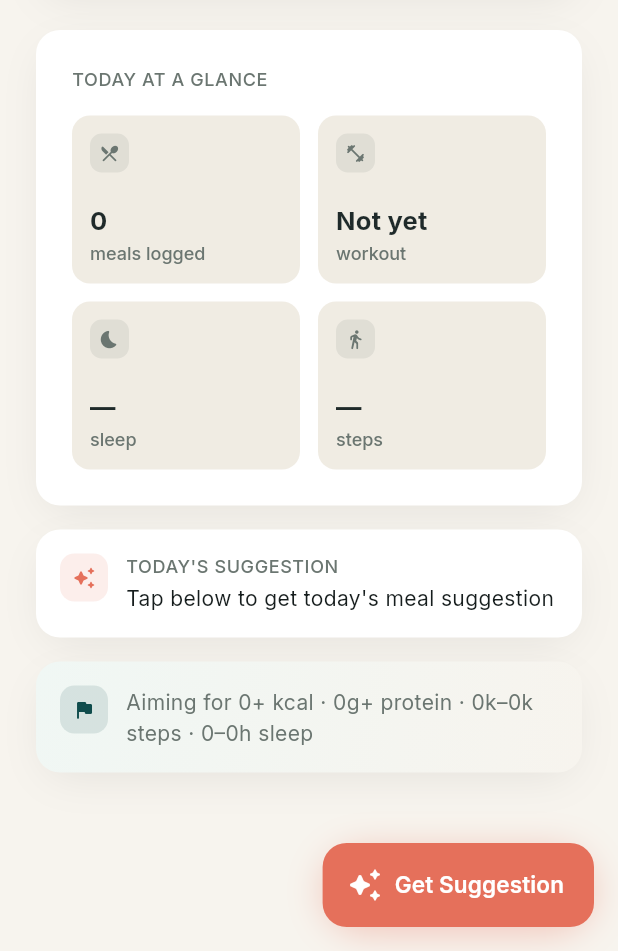
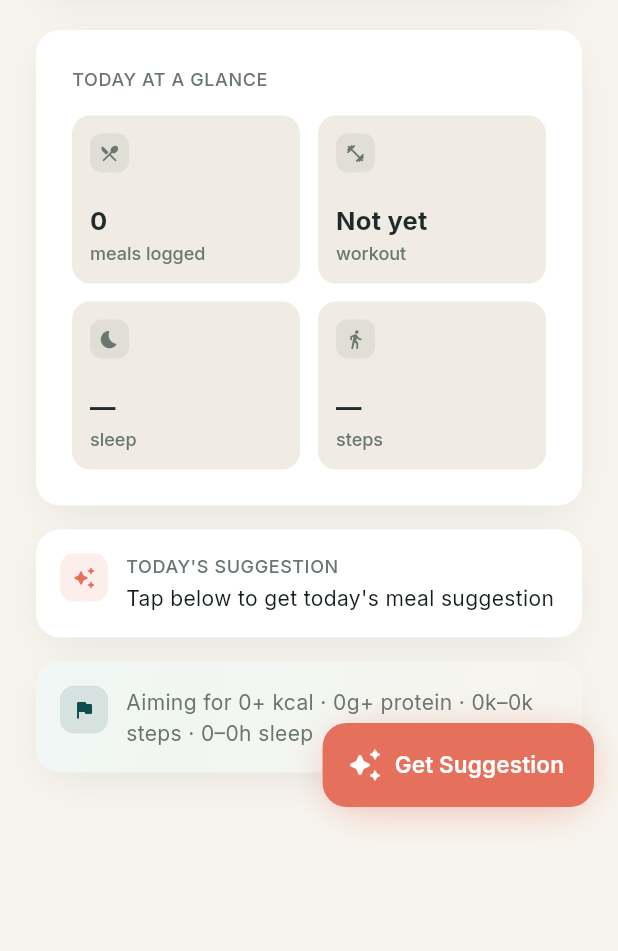
Before and after one commit to PJPhukan/Health-tracker, a Flutter app: the HomeScreen screen opened directly, on a phone screen of 412 x 824 dp, the part 285-1236 px from its top. Run offline on Flutter 3.47's test engine with Material 3 defaults, Android fonts, the phone set to English and light mode, and no system bars; our stand-ins replace cloud_firestore, connectivity_plus, firebase_auth, firebase_core, fl_chart, flutter_local_notifications and 12 more; missing offline and left inert: health, purchases_flutter, tutorial_coach_mark; accounts and stored records are empty.

Commit message:
fix(ui): elevate suggestion FAB above floating navbar and adjust scroll padding

```diff
--- a/lib/screens/home_screen.dart
+++ b/lib/screens/home_screen.dart
@@ -89,7 +89,9 @@ class _HomeScreenState extends State<HomeScreen>
     final goals = context.watch<ProfileController>().goals;
 
     return Scaffold(
-      floatingActionButton: _GlowFab(
+      floatingActionButton: Padding(
+        padding: const EdgeInsets.only(bottom: 80),
+        child: _GlowFab(
           key: widget.suggestionFabKey,
           hasTodaySuggestion: provider.hasTodaySuggestion,
           onPressed: () {
@@ -112,6 +114,7 @@ class _HomeScreenState extends State<HomeScreen>
                 MaterialPageRoute(builder: (_) => const SuggestionScreen()));
           },
         ),
+      ),
       body: Column(
         children: [
           const _GuestModeBanner(),
@@ -127,7 +130,7 @@ class _HomeScreenState extends State<HomeScreen>
                 slivers: [
                   SliverPadding(
                     padding: const EdgeInsets.fromLTRB(
-                        AppSpacing.lg, AppSpacing.lg, AppSpacing.lg, 96),
+                        AppSpacing.lg, AppSpacing.lg, AppSpacing.lg, 140),
                     sliver: SliverList(
                       delegate: SliverChildListDelegate([
                         if (summary == null) ...[
```
Lines whose indentation alone changed are shown as unchanged.
